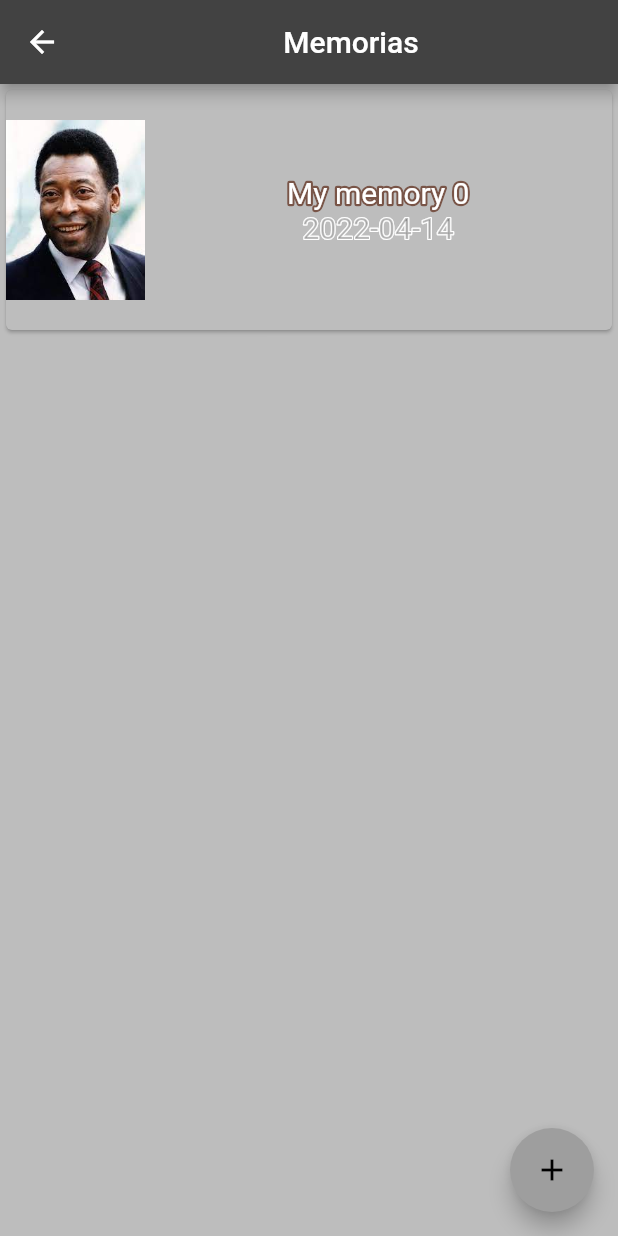
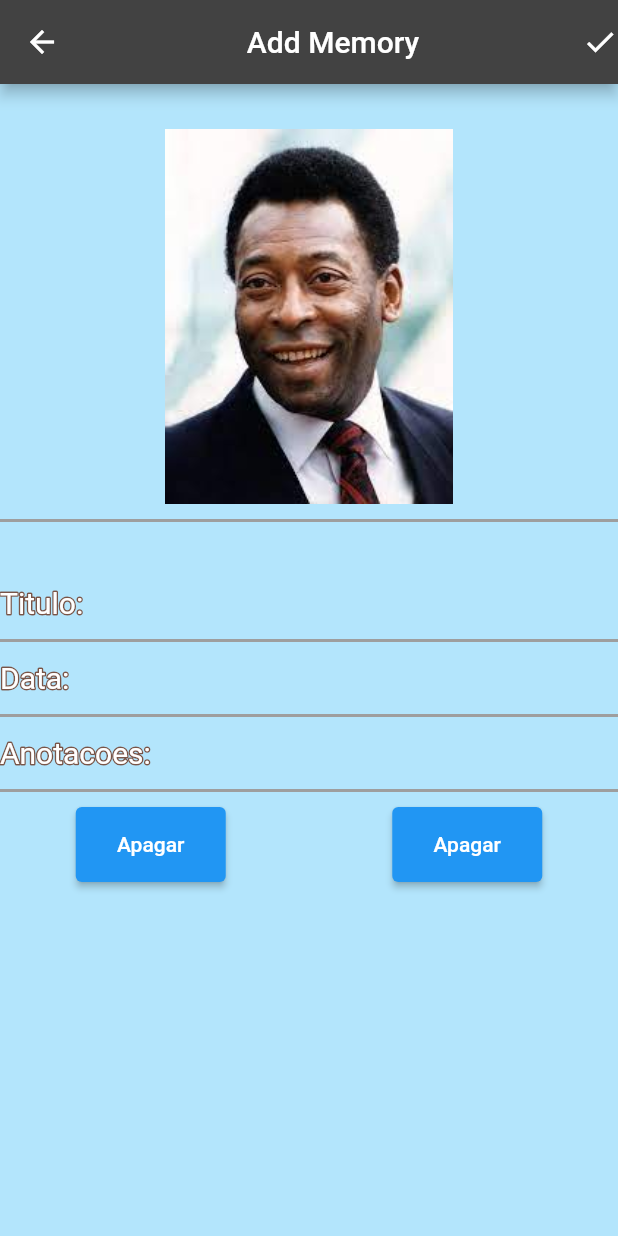
Before and after one commit to Baidugo-bot/mvp_Alzheimer, a Flutter app: the MemoriesView screen opened by its route, after a tap on the "add" icon, on a phone screen of 412 x 824 dp. Run offline on Flutter 3.47's test engine with Material 2 defaults, Android fonts, the phone set to English and light mode, and no system bars; drawn by our look-alikes of bordered_text, date_field; our stand-ins replace flutter_slidable, jiffy.

Commit message:
More Adjustments

```diff
--- a/mvp_alzheimer_projeto/lib/MyApp.dart
+++ b/mvp_alzheimer_projeto/lib/MyApp.dart
@@ -1,4 +1,5 @@
 import 'package:flutter/material.dart';
+import 'package:projeto_estudo/src/views/AddMemoryView.dart';
 import 'package:projeto_estudo/src/views/ConfigurationsView.dart';
 import 'package:projeto_estudo/src/views/EditMemoryView.dart';
 import 'package:projeto_estudo/src/views/MemoriesView.dart';
@@ -26,7 +27,7 @@ class MyApp extends StatelessWidget {
             '/': (context) => MyHomePage(title: '',),
             '/addReminder': (context) => MyHomePage(title: '',),
             '/editReminder': (context) => MyHomePage(title: '',),
-            '/addMemory': (context) => MyHomePage(title: '',),
+            '/addMemory': (context) => AddMemoryView(),
             '/editMemory': (context) => EditMemoryView(),
             '/memories': (context) => MemoriesView(),
             '/reminders': (context) => ReminderView(),
--- a/mvp_alzheimer_projeto/lib/src/components/AddMemoryComponents.dart
+++ b/mvp_alzheimer_projeto/lib/src/components/AddMemoryComponents.dart
@@ -0,0 +1,22 @@
+import 'package:flutter/material.dart';
+
+class CustomButton extends StatefulWidget {
+  const CustomButton({Key? key}) : super(key: key);
+
+  @override
+  CustomButtonState createState() => CustomButtonState();
+}
+
+class CustomButtonState extends State<CustomButton> {
+  @override
+  Widget build(BuildContext context) {
+    return SizedBox(
+        width: 100,
+        height: 50,
+        child: ElevatedButton(
+          onPressed: () {},
+          child: Text("Apagar"),
+        )
+    );
+  }
+}
--- a/mvp_alzheimer_projeto/lib/src/components/EditMemoryComponents.dart
+++ b/mvp_alzheimer_projeto/lib/src/components/EditMemoryComponents.dart
@@ -0,0 +1,89 @@
+import 'package:bordered_text/bordered_text.dart';
+import 'package:date_field/date_field.dart';
+import 'package:flutter/material.dart';
+
+class BorderedTextField extends StatefulWidget {
+  final String title;
+  const BorderedTextField({Key? key, required this.title}) : super(key: key);
+
+  @override
+  BorderedTextFieldState createState() => BorderedTextFieldState();
+}
+
+class BorderedTextFieldState extends State<BorderedTextField> {
+
+
+  @override
+  Widget build(BuildContext context) {
+    return Container(
+      decoration: BoxDecoration(
+        border: Border(
+          bottom: BorderSide(width: 2, color: Colors.grey),
+        ),
+      ),
+      child: Row(
+        children: [
+          BorderedText(
+              strokeWidth: 2,
+              strokeColor: Colors.brown,
+              child: Text(
+                widget.title,
+                style: TextStyle(fontSize: 20),
+              )),
+          Expanded(
+            child: Container(
+              child: TextField(
+                keyboardType: TextInputType.multiline,
+                maxLines: null,
+                decoration: InputDecoration(
+                  border: InputBorder.none,
+                ),
+              ),
+            ),
+          ),
+        ],
+      ),
+    );
+  }
+}
+
+class DateBorderedField extends StatefulWidget {
+  const DateBorderedField({Key? key}) : super(key: key);
+
+  @override
+  DateBorderedFieldState createState() => DateBorderedFieldState();
+}
+
+class DateBorderedFieldState extends State<DateBorderedField> {
+  @override
+  Widget build(BuildContext context) {
+    return Container(
+      decoration: BoxDecoration(
+        border: Border(
+          bottom: BorderSide(width: 2, color: Colors.grey),
+        ),
+      ),
+      child: Row(
+        children: [
+          BorderedText(
+            strokeColor: Colors.brown,
+            strokeWidth: 2,
+            child: Text("Data:",style: TextStyle(fontSize: 20),),
+          ),
+          Container(
+
+            width: 200,
+            child: DateTimeFormField(
+                mode: DateTimeFieldPickerMode.date,
+                initialDate: DateTime.now(),
+                dateTextStyle: TextStyle(color: Colors.black),
+                decoration: InputDecoration(
+                    border: InputBorder.none
+                ),
+              ),
+          ),
+        ],
+      ),
+    );
+  }
+}
--- a/mvp_alzheimer_projeto/lib/src/views/AddMemoryView.dart
+++ b/mvp_alzheimer_projeto/lib/src/views/AddMemoryView.dart
@@ -1,16 +1,85 @@
+import 'package:bordered_text/bordered_text.dart';
+import 'package:date_field/date_field.dart';
+import 'package:flutter/cupertino.dart';
 import 'package:flutter/material.dart';
+import 'package:jiffy/jiffy.dart';
+import 'package:projeto_estudo/AppController.dart';
+import 'package:projeto_estudo/src/components/EditMemoryComponents.dart';
 
-class AddReminderView extends StatelessWidget {
+import '../components/AddMemoryComponents.dart';
+import '../models/MemoryModel.dart';
+
+class AddMemoryView extends StatefulWidget {
+  const AddMemoryView({Key? key}) : super(key: key);
 
   @override
+  AddMemoryViewState createState() => AddMemoryViewState();
+}
+
+class AddMemoryViewState extends State<AddMemoryView> {
+  @override
   Widget build(BuildContext context) {
+    //var args = ModalRoute.of(context)!.settings.arguments as Map<String,Memory>;
     return Scaffold(
+      backgroundColor: Colors.lightBlue[100],
       appBar: AppBar(
-        title: Text("Lembrete"),
+        title: Center(child: Text("Add Memory")),
+        actions: [
+          InkWell(
+              onTap: () {
+                AppController.instance.memories.map((e) => print("teste"));
+                Navigator.of(context).pushNamed('/seeMemory', arguments: {});
+              },
+              splashColor: Colors.blue,
+              child: Icon(Icons.check)),
+        ],
       ),
-      body: Text(
-          "Estou na addremidner view"
-
+      body: SingleChildScrollView(
+        child: Column(
+          mainAxisAlignment: MainAxisAlignment.start,
+          children: [
+            Container(
+              height: 30,
+            ),
+            Container(
+              padding: EdgeInsets.only(bottom: 10),
+              width: 430,
+              decoration: BoxDecoration(
+                border: Border(
+                  bottom: BorderSide(width: 2, color: Colors.grey),
+                ),
+              ),
+              child: GestureDetector(
+                onTap: () {},
+                child: Image(
+                  image: AssetImage(
+                    'assets/images/pelezin.jpg',
+                  ),
+                  height: 250,
+                ),
+              ),
+            ),
+            Container(
+              height: 30,
+            ),
+            BorderedTextField(
+              title: 'Titulo:',
+            ),
+            DateBorderedField(),
+            BorderedTextField(
+              title: "Anotacoes:",
+            ),
+            Container(height: 10,),
+            Row(
+              mainAxisAlignment: MainAxisAlignment.spaceEvenly,
+              children: [
+                CustomButton(),
+                Container(width: 10,),
+                CustomButton(),
+              ],
+            ),
+          ],
+        ),
       ),
     );
   }
--- a/mvp_alzheimer_projeto/lib/src/views/MemoriesView.dart
+++ b/mvp_alzheimer_projeto/lib/src/views/MemoriesView.dart
@@ -21,7 +21,7 @@ class MemoriesViewState extends State<MemoriesView> {
   Widget build(BuildContext context) {
 
     return Scaffold(
-      backgroundColor: Colors.grey[400],
+      backgroundColor: Colors.lightBlue[100],
       appBar: AppBar(
         title: Center(child: Text("Memorias",)),
       ),
@@ -31,7 +31,7 @@ class MemoriesViewState extends State<MemoriesView> {
           itemBuilder: (BuildContext build,int index) {
 
             return Card(
-                color: Colors.grey[400],
+                color: Colors.lightBlue[100],
                 child: InkWell(
                   splashColor: Colors.grey.withAlpha(70),
                   onTap: () {
@@ -76,10 +76,7 @@ class MemoriesViewState extends State<MemoriesView> {
         backgroundColor: Colors.grey,
 
         onPressed: (){
-          print("Add new Memory!");
-        setState(() {
-          MemoryModel.instance.memories.add(Memory(title: "My memory "+MemoryModel.instance.memories.length.toString(),date: DateTime.now(),description: "This memory was created to remember me something... but i cant remember it anymore"));
-        });
+          Navigator.of(context).pushNamed('/addMemory');
         },
         child: Icon(Icons.add),
       ),
--- a/mvp_alzheimer_projeto/pubspec.yaml
+++ b/mvp_alzheimer_projeto/pubspec.yaml
@@ -32,6 +32,7 @@ dependencies:
   flutter_slidable: ^1.2.0
   bordered_text: ^2.0.0
   jiffy: ^5.0.0
+  date_field: ^3.0.0
 
 
   # The following adds the Cupertino Icons font to your application.
```
Also changed, not shown: mvp_alzheimer_projeto/lib/src/views/EditMemoryView.dart (+38 -29 lines), mvp_alzheimer_projeto/lib/src/views/SeeMemoryView.dart (+5 -6 lines), mvp_alzheimer_projeto/lib/src/models/EditMemoryModel.dart (added), mvp_alzheimer_projeto/pubspec.lock.
